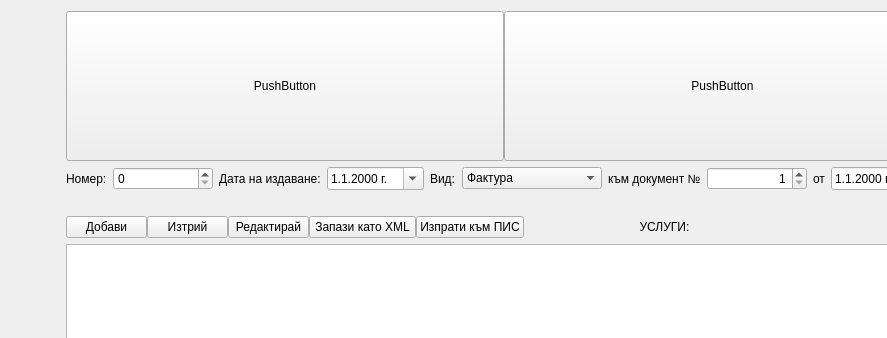
thefinalcutbg/DinoDent, file src/View/FinancialView/FinancialView.ui: the form before one commit; both pictures show x 0 to 887 and y 0 to 338 of the 1007 by 702 pixel window.
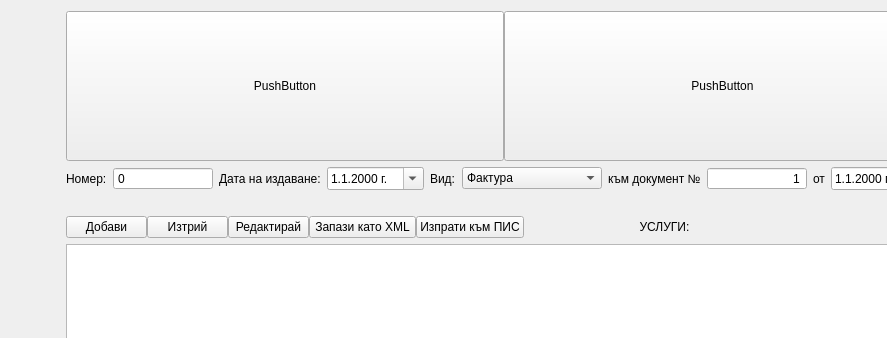
The form after the commit. Custom widgets are drawn as their Qt base class.

Patch:
```diff
--- a/src/View/FinancialView/FinancialView.ui
+++ b/src/View/FinancialView/FinancialView.ui
@@ -109,6 +109,9 @@
            <height>0</height>
           </size>
          </property>
+         <property name="buttonSymbols">
+          <enum>QAbstractSpinBox::NoButtons</enum>
+         </property>
         </widget>
        </item>
        <item>
@@ -199,6 +202,9 @@
          <property name="alignment">
           <set>Qt::AlignRight|Qt::AlignTrailing|Qt::AlignVCenter</set>
          </property>
+         <property name="buttonSymbols">
+          <enum>QAbstractSpinBox::NoButtons</enum>
+         </property>
          <property name="prefix">
           <string/>
          </property>
```
